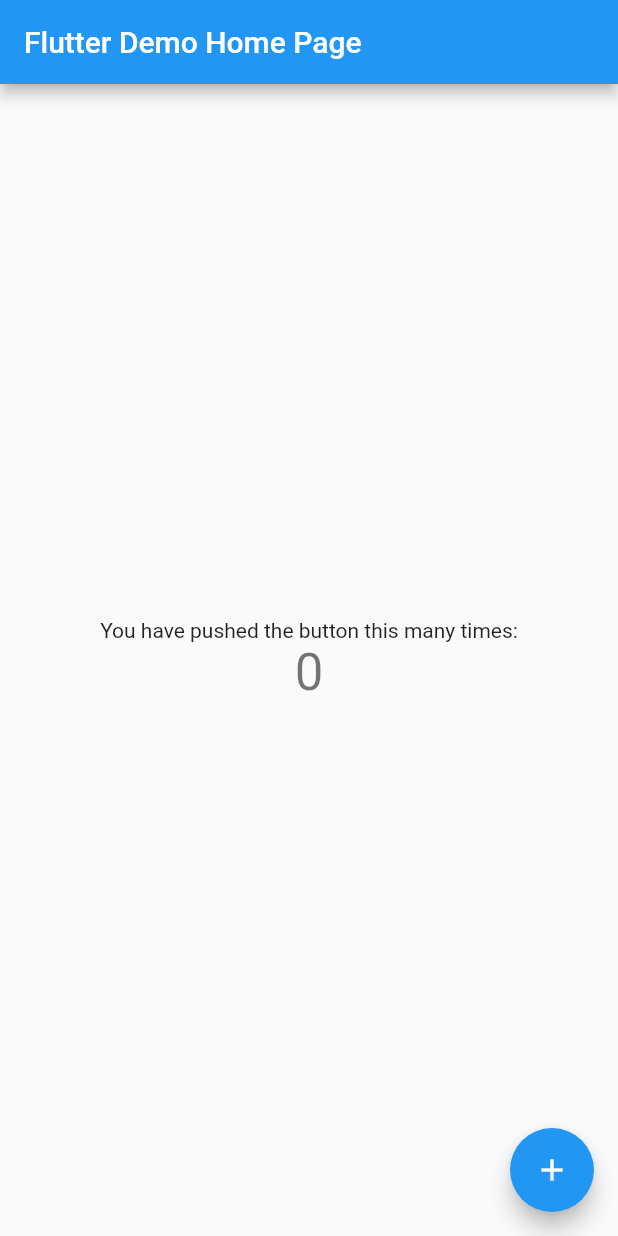
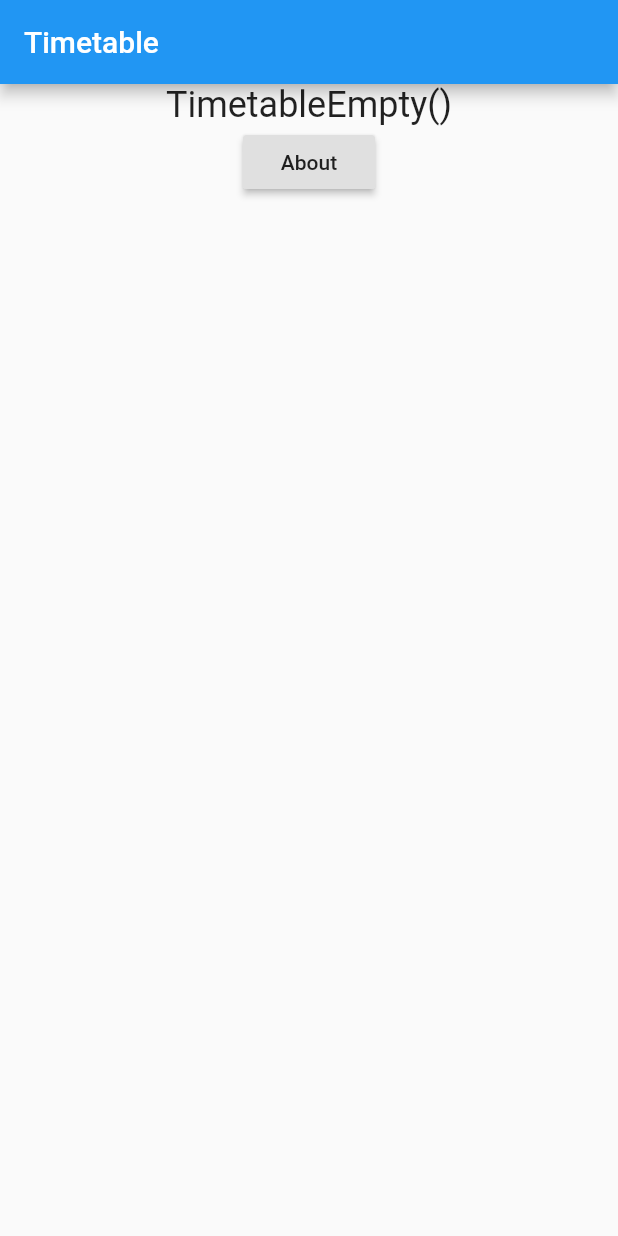
Before and after one commit to maxkoshevoi/NureTimetableFlutter, a Flutter app: the screen it shows after launch, on a phone screen of 412 x 824 dp. Run offline on Flutter 3.47's test engine with Material 2 defaults, Android fonts, the phone set to English and light mode, and no system bars; our stand-ins replace bloc, equatable, flutter_bloc; missing offline and left inert: jaguar_serializer.

Commit message:
Add Base Architecture

```diff
--- /dev/null
+++ b/lib/api/models/models.dart
@@ -0,0 +1 @@
+export 'lesson.dart';
--- /dev/null
+++ b/lib/application.dart
@@ -0,0 +1,27 @@
+import 'package:flutter/material.dart';
+import 'package:flutter_bloc/flutter_bloc.dart';
+import 'package:nure_timetable/i18n/strings.dart';
+import 'package:nure_timetable/pages/theme_bloc.dart';
+import 'package:nure_timetable/pages/timetable/timetable_bloc.dart';
+import 'package:nure_timetable/pages/timetable/timetable_page.dart';
+
+class Application extends StatelessWidget {
+  @override
+  Widget build(BuildContext context) {
+    return MultiBlocProvider(
+      providers: [
+        BlocProvider(builder: (context) => ThemeBloc()),
+        BlocProvider(builder: (context) => TimetableBloc()),
+      ],
+      child: BlocBuilder<ThemeBloc, ThemeData>(
+        builder: (context, theme) {
+          return MaterialApp(
+            title: StringProvider.of(context).appName,
+            home: TimetablePage(),
+            theme: theme,
+          );
+        },
+      ),
+    );
+  }
+}
--- /dev/null
+++ b/lib/i18n/strings.dart
@@ -0,0 +1,26 @@
+import 'package:flutter/cupertino.dart';
+
+class StringProvider {
+  StringProvider._();
+
+  static IStrings of(BuildContext context) => _EnglishWords();
+}
+
+abstract class IStrings {
+  String get appName;
+
+  String get about;
+
+  String get timetable;
+}
+
+class _EnglishWords implements IStrings {
+  @override
+  String get appName => 'NureTimetable';
+
+  @override
+  String get about => 'About';
+
+  @override
+  String get timetable => 'Timetable';
+}
--- a/lib/main.dart
+++ b/lib/main.dart
@@ -1,111 +1,6 @@
 import 'package:flutter/material.dart';
+import 'package:nure_timetable/application.dart';
 
-void main() => runApp(MyApp());
-
-class MyApp extends StatelessWidget {
-  // This widget is the root of your application.
-  @override
-  Widget build(BuildContext context) {
-    return MaterialApp(
-      title: 'Flutter Demo',
-      theme: ThemeData(
-        // This is the theme of your application.
-        //
-        // Try running your application with "flutter run". You'll see the
-        // application has a blue toolbar. Then, without quitting the app, try
-        // changing the primarySwatch below to Colors.green and then invoke
-        // "hot reload" (press "r" in the console where you ran "flutter run",
-        // or simply save your changes to "hot reload" in a Flutter IDE).
-        // Notice that the counter didn't reset back to zero; the application
-        // is not restarted.
-        primarySwatch: Colors.blue,
-      ),
-      home: MyHomePage(title: 'Flutter Demo Home Page'),
-    );
-  }
+void main() {
+  runApp(Application());
 }
-
-class MyHomePage extends StatefulWidget {
-  MyHomePage({Key key, this.title}) : super(key: key);
-
-  // This widget is the home page of your application. It is stateful, meaning
-  // that it has a State object (defined below) that contains fields that affect
-  // how it looks.
-
-  // This class is the configuration for the state. It holds the values (in this
-  // case the title) provided by the parent (in this case the App widget) and
-  // used by the build method of the State. Fields in a Widget subclass are
-  // always marked "final".
-
-  final String title;
-
-  @override
-  _MyHomePageState createState() => _MyHomePageState();
-}
-
-class _MyHomePageState extends State<MyHomePage> {
-  int _counter = 0;
-
-  void _incrementCounter() {
-    setState(() {
-      // This call to setState tells the Flutter framework that something has
-      // changed in this State, which causes it to rerun the build method below
-      // so that the display can reflect the updated values. If we changed
-      // _counter without calling setState(), then the build method would not be
-      // called again, and so nothing would appear to happen.
-      _counter++;
-    });
-  }
-
-  @override
-  Widget build(BuildContext context) {
-    // This method is rerun every time setState is called, for instance as done
-    // by the _incrementCounter method above.
-    //
-    // The Flutter framework has been optimized to make rerunning build methods
-    // fast, so that you can just rebuild anything that needs updating rather
-    // than having to individually change instances of widgets.
-    return Scaffold(
-      appBar: AppBar(
-        // Here we take the value from the MyHomePage object that was created by
-        // the App.build method, and use it to set our appbar title.
-        title: Text(widget.title),
-      ),
-      body: Center(
-        // Center is a layout widget. It takes a single child and positions it
-        // in the middle of the parent.
-        child: Column(
-          // Column is also a layout widget. It takes a list of children and
-          // arranges them vertically. By default, it sizes itself to fit its
-          // children horizontally, and tries to be as tall as its parent.
-          //
-          // Invoke "debug painting" (press "p" in the console, choose the
-          // "Toggle Debug Paint" action from the Flutter Inspector in Android
-          // Studio, or the "Toggle Debug Paint" command in Visual Studio Code)
-          // to see the wireframe for each widget.
-          //
-          // Column has various properties to control how it sizes itself and
-          // how it positions its children. Here we use mainAxisAlignment to
-          // center the children vertically; the main axis here is the vertical
-          // axis because Columns are vertical (the cross axis would be
-          // horizontal).
-          mainAxisAlignment: MainAxisAlignment.center,
-          children: <Widget>[
-            Text(
-              'You have pushed the button this many times:',
-            ),
-            Text(
-              '$_counter',
-              style: Theme.of(context).textTheme.display1,
-            ),
-          ],
-        ),
-      ),
-      floatingActionButton: FloatingActionButton(
-        onPressed: _incrementCounter,
-        tooltip: 'Increment',
-        child: Icon(Icons.add),
-      ), // This trailing comma makes auto-formatting nicer for build methods.
-    );
-  }
-}
--- /dev/null
+++ b/lib/models/models.dart
@@ -0,0 +1 @@
+export 'lesson.dart';
--- /dev/null
+++ b/lib/pages/theme_bloc.dart
@@ -0,0 +1,18 @@
+import 'package:bloc/bloc.dart';
+import 'package:flutter/material.dart';
+
+enum ThemeEvent { toggle }
+
+class ThemeBloc extends Bloc<ThemeEvent, ThemeData> {
+  @override
+  ThemeData get initialState => ThemeData.light();
+
+  @override
+  Stream<ThemeData> mapEventToState(ThemeEvent event) async* {
+    switch (event) {
+      case ThemeEvent.toggle:
+        yield state == ThemeData.dark() ? ThemeData.light() : ThemeData.dark();
+        break;
+    }
+  }
+}
--- /dev/null
+++ b/lib/pages/timetable/timetable_bloc.dart
@@ -0,0 +1,15 @@
+import 'package:bloc/bloc.dart';
+import 'package:nure_timetable/pages/timetable/timetable_event.dart';
+import 'package:nure_timetable/pages/timetable/timetable_state.dart';
+
+class TimetableBloc extends Bloc<TimetableEvent, TimetableState> {
+  TimetableBloc();
+
+  @override
+  TimetableState get initialState => TimetableEmpty();
+
+  @override
+  Stream<TimetableState> mapEventToState(TimetableEvent event) async* {
+    yield TimetableEmpty();
+  }
+}
--- /dev/null
+++ b/lib/pages/timetable/timetable_event.dart
@@ -0,0 +1,8 @@
+import 'package:equatable/equatable.dart';
+
+abstract class TimetableEvent extends Equatable {
+  const TimetableEvent();
+
+  @override
+  List<Object> get props => [];
+}
--- /dev/null
+++ b/lib/pages/timetable/timetable_page.dart
@@ -0,0 +1,48 @@
+import 'package:flutter/material.dart';
+import 'package:flutter_bloc/flutter_bloc.dart';
+import 'package:nure_timetable/i18n/strings.dart';
+import 'package:nure_timetable/pages/about/about_page.dart';
+import 'package:nure_timetable/pages/timetable/timetable_bloc.dart';
+import 'package:nure_timetable/pages/timetable/timetable_state.dart';
+
+class TimetablePage extends StatefulWidget {
+  @override
+  _TimetablePageState createState() => _TimetablePageState();
+}
+
+class _TimetablePageState extends State<TimetablePage> {
+  void _onAboutTap() {
+    Navigator.of(context).push(
+      MaterialPageRoute(
+        builder: (context) => AboutPage(),
+      ),
+    );
+  }
+
+  @override
+  Widget build(BuildContext context) {
+    return Scaffold(
+      appBar: AppBar(
+        title: Text(StringProvider.of(context).timetable),
+      ),
+      body: BlocBuilder<TimetableBloc, TimetableState>(
+        builder: (context, state) {
+          return Center(
+            child: Column(
+              children: <Widget>[
+                Text(
+                  '$state',
+                  style: TextStyle(fontSize: 24.0),
+                ),
+                RaisedButton(
+                  child: Text(StringProvider.of(context).about),
+                  onPressed: _onAboutTap,
+                )
+              ],
+            ),
+          );
+        },
+      ),
+    );
+  }
+}
--- /dev/null
+++ b/lib/pages/timetable/timetable_state.dart
@@ -0,0 +1,10 @@
+import 'package:equatable/equatable.dart';
+
+abstract class TimetableState extends Equatable {
+  const TimetableState();
+
+  @override
+  List<Object> get props => [];
+}
+
+class TimetableEmpty extends TimetableState {}
```
Also changed, not shown: lib/api/models/lesson.dart (added, +26 -0 lines), lib/api/models/lesson.jser.dart (added, +29 -0 lines), lib/models/lesson.dart (added, +19 -0 lines), lib/pages/about/about_page.dart (added, +42 -0 lines), pubspec.yaml (+9 -40 lines), lib/api/api_client.dart (added), lib/api/api_service.dart (added), pubspec.lock, 1 other file.
